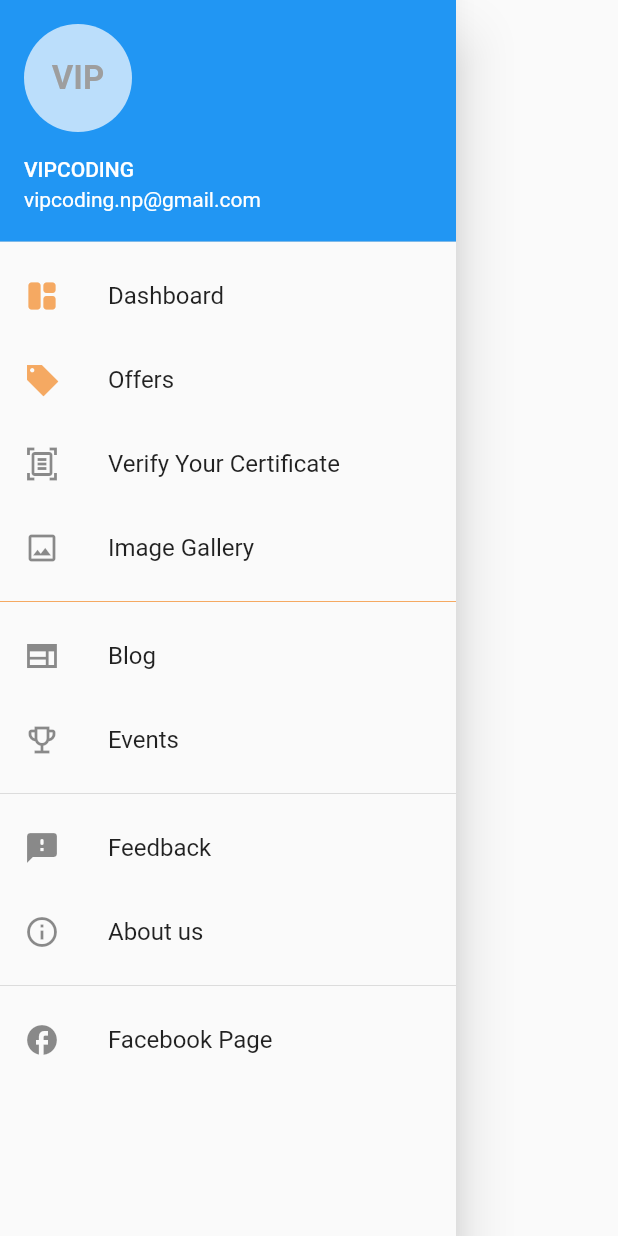
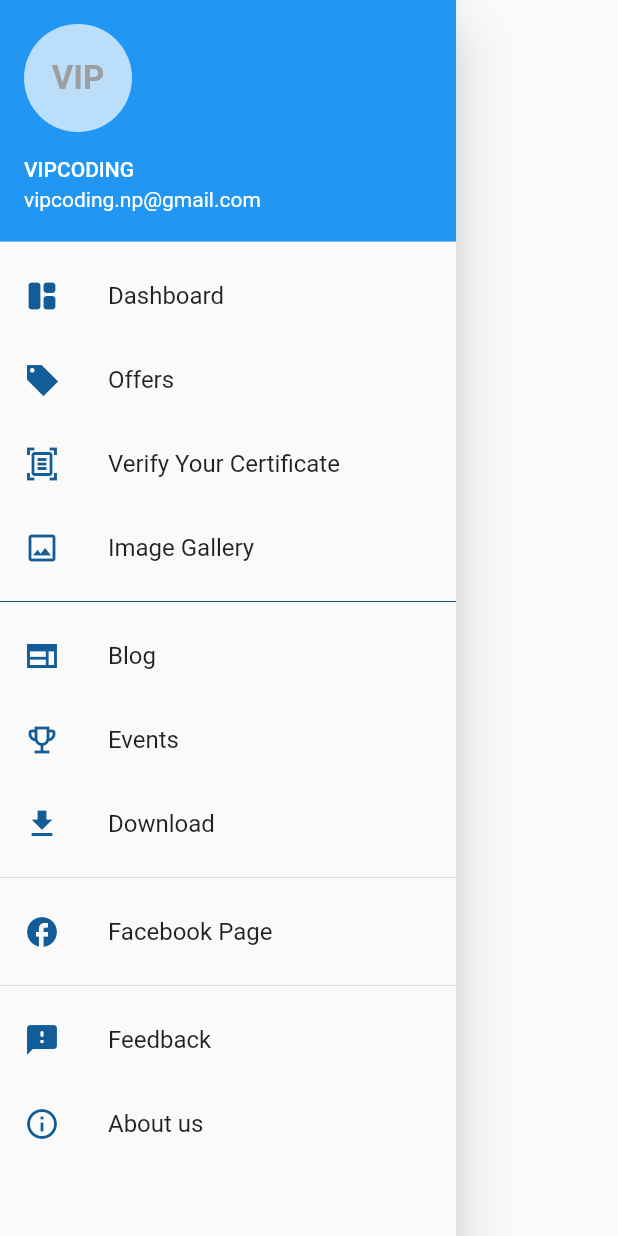
Before and after one commit to sarojyadav88505/vipcoder, a Flutter app: what myDrawer() shows on an empty page, opened directly, on a phone screen of 412 x 824 dp. Run offline on Flutter 3.47's test engine with Material 2 defaults, Android fonts, the phone set to English and light mode, and no system bars; our stand-ins replace carousel_pro_nullsafety, flutter_html, widget_circular_animator; network calls fail.

Commit message:
trending course

```diff
--- a/lib/components/carousel.dart
+++ b/lib/components/carousel.dart
@@ -18,7 +18,7 @@ Widget carousel(BuildContext context) {
               fit: BoxFit.cover),
           Image.network(
               'https://encrypted-tbn0.gstatic.com/images?q=tbn:ANd9GcRwy9jn0n5--QIO8d2ASPKwkby4D0zdCHAeiA&usqp=CAU',
-              fit: BoxFit.cover)
+              fit: BoxFit.cover),
         ],
       ));
 }
--- a/lib/components/course-type-Box.dart
+++ b/lib/components/course-type-Box.dart
@@ -5,11 +5,11 @@ Widget courseTypeBox(String title) {
   return Padding(
     padding: const EdgeInsets.symmetric(horizontal: 5),
     child: Chip(
-      backgroundColor: trendingBoxColor,
+      backgroundColor: primaryColor,
       label: Text(
         "$title",
         style: TextStyle(
-            fontSize: 15, fontWeight: FontWeight.w600, color: ancentColor),
+            fontSize: 15, fontWeight: FontWeight.w600, color: Colors.white),
       ),
     ),
   );
--- a/lib/components/drawer.dart
+++ b/lib/components/drawer.dart
@@ -18,14 +18,15 @@ Widget myDrawer(BuildContext context) {
             backgroundColor: Colors.blue[100],
           ),
           accountName: Text("VIPCODING"),
-            accountEmail: Text("vipcoding.np@gmail.com")),
+          accountEmail: Text("vipcoding.np@gmail.com"),
+        ),
         ListTile(
           onTap: () {
             Navigator.pop(context);
           },
           leading: Icon(
             Icons.space_dashboard_rounded,
-            color: ancentColor,
+            color: primaryColor,
           ),
           title: Text("Dashboard"),
         ),
@@ -33,7 +34,7 @@ Widget myDrawer(BuildContext context) {
           onTap: () {},
           leading: Icon(
             Icons.local_offer_sharp,
-            color: ancentColor,
+            color: primaryColor,
           ),
           title: Text("Offers"),
         ),
@@ -42,43 +43,72 @@ Widget myDrawer(BuildContext context) {
             Navigator.push(context,
                 MaterialPageRoute(builder: (context) => CertificateScreen()));
           },
-          leading: Icon(Icons.document_scanner_outlined),
+          leading: Icon(
+            Icons.document_scanner_outlined,
+            color: primaryColor,
+          ),
           title: Text("Verify Your Certificate"),
         ),
         ListTile(
           onTap: () {},
-          leading: Icon(Icons.image_outlined),
+          leading: Icon(
+            Icons.image_outlined,
+            color: primaryColor,
+          ),
           title: Text("Image Gallery"),
         ),
         Divider(
-          color: ancentColor,
+          color: primaryColor,
         ),
         ListTile(
           onTap: () {},
-          leading: Icon(Icons.web_sharp),
+          leading: Icon(
+            Icons.web_sharp,
+            color: primaryColor,
+          ),
           title: Text("Blog"),
         ),
         ListTile(
           onTap: () {},
-          leading: Icon(Icons.emoji_events_outlined),
+          leading: Icon(
+            Icons.emoji_events_outlined,
+            color: primaryColor,
+          ),
           title: Text("Events"),
+        ),
+        ListTile(
+          onTap: () {},
+          leading: Icon(
+            Icons.download,
+            color: primaryColor,
+          ),
+          title: Text("Download"),
         ),
         Divider(),
         ListTile(
           onTap: () {},
-          leading: Icon(Icons.feedback_rounded),
+          leading: Icon(
+            Icons.facebook_sharp,
+            color: primaryColor,
+          ),
+          title: Text("Facebook Page"),
+        ),
+        Divider(),
+        ListTile(
+          onTap: () {},
+          leading: Icon(
+            Icons.feedback_rounded,
+            color: primaryColor,
+          ),
           title: Text("Feedback"),
         ),
         ListTile(
           onTap: () {},
-          leading: Icon(Icons.info_outline),
+          leading: Icon(
+            Icons.info_outline,
+            color: primaryColor,
+          ),
           title: Text("About us"),
-        ),
-        Divider(),
-        ListTile(
-          onTap: () {},
-          leading: Icon(Icons.facebook_sharp),
-          title: Text("Facebook Page"),
         ),
       ],
     ),
--- a/lib/components/upcoming-course.dart
+++ b/lib/components/upcoming-course.dart
@@ -14,12 +14,13 @@ Future getUpcomingCourse() async {
 Widget upComingCourse(BuildContext context) {
   return Column(
     children: [
-      title("Upcoming Course"),
+      title("Upcoming Class"),
       Padding(
         padding: const EdgeInsets.symmetric(horizontal: 10),
+        child: SingleChildScrollView(
           child: Container(
               width: MediaQuery.of(context).size.width,
-            height: 135,
+              height: 148,
               child: FutureBuilder(
                 future: getUpcomingCourse(),
                 builder: (BuildContext context, AsyncSnapshot snapshot) {
@@ -45,6 +46,7 @@ Widget upComingCourse(BuildContext context) {
                   }
                 },
               )),
+        ),
       )
     ],
   );
--- a/lib/pages/course-page.dart
+++ b/lib/pages/course-page.dart
@@ -2,6 +2,7 @@ import 'dart:convert';
 
 import 'package:flutter/material.dart';
 import 'package:vipcoder/api/api.dart';
+import 'package:vipcoder/const/const.dart';
 import 'package:vipcoder/pages/syllabus.dart';
 
 class CoursePage extends StatefulWidget {
@@ -52,7 +53,7 @@ class _CoursePageState extends State<CoursePage> {
                             width: 90,
                             height: 55,
                             child: Image.network(
-                              "http://192.168.1.4:8000/" + mydata['image'],
+                              url + mydata['image'],
                             ),
                           ),
                           title: Text(
--- a/lib/pages/dashboard.dart
+++ b/lib/pages/dashboard.dart
@@ -21,7 +21,7 @@ class _DashboardScreenState extends State<DashboardScreen> {
       // Start Bottom NavigationBar is Used For Company Highlight
       bottomNavigationBar: Container(
         width: MediaQuery.of(context).size.width,
-        height: 18,
+        height: 16,
         alignment: Alignment.center,
         child: RichText(
           text: TextSpan(
@@ -68,7 +68,7 @@ class _DashboardScreenState extends State<DashboardScreen> {
             // Popular Courses
             popularCourse(),
             // Testimonial
-            testimonial(context),
+            // testimonial(context),
           ],
         ),
       ),
```
Also changed, not shown: lib/api/api.dart (+13 -0 lines), lib/components/trending-Course-Box.dart (+10 -26 lines), lib/components/trending-course.dart (+6 -2 lines), lib/components/upcoming-course-Box.dart (+11 -8 lines), lib/const/const.dart (+9 -1 lines), lib/pages/syllabus.dart (+77 -9 lines). Lines whose indentation alone changed are shown as unchanged.
